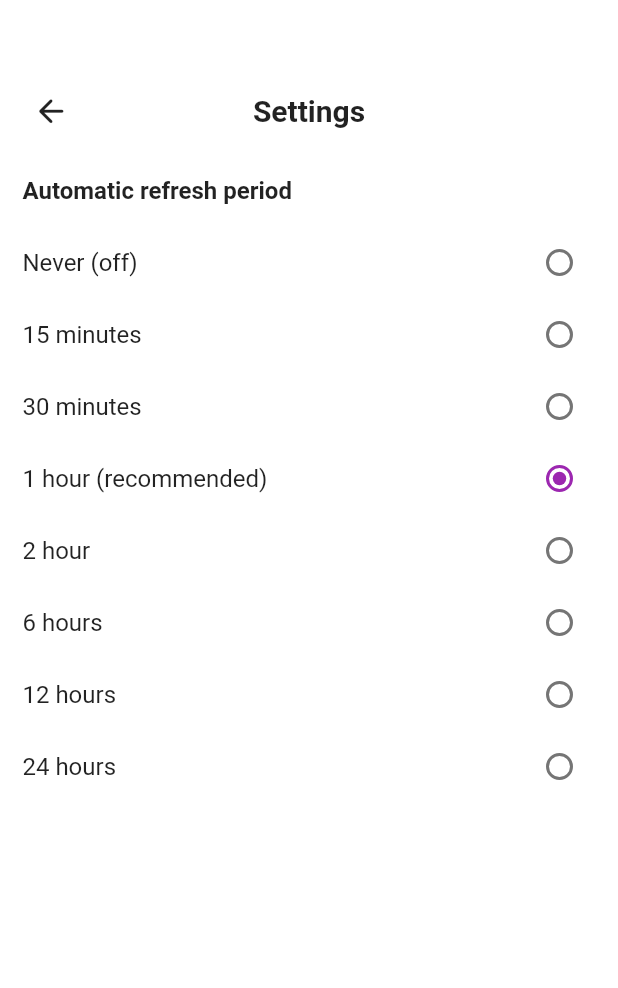
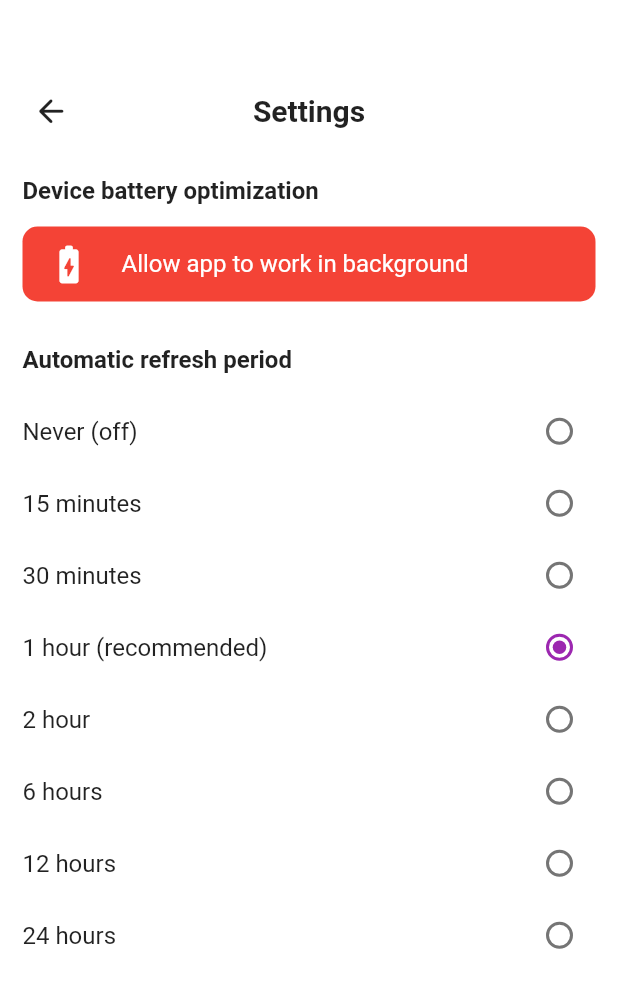
Before and after one commit to nukeolay/lurkr, a Flutter app: the SettingsScreen screen opened directly, on a phone screen of 412 x 824 dp. Shown: the top 988 px of the screen. Run offline on Flutter 3.47's test engine with Material 2 defaults, Android fonts, the phone set to English and light mode, and no system bars; our stand-ins replace easy_localization, flutter_bloc, flutter_local_notifications, image_gallery_saver, permission_handler, shared_preferences; missing offline and left inert: workmanager; accounts and stored records are empty; Roboto replaces fonts that are missing (Montserrat).

Commit message:
обавил отключение оптимизации потребления электропитания

```diff
--- a/assets/translations/en.json
+++ b/assets/translations/en.json
@@ -1,6 +1,7 @@
 {
   "date_formatter": "MM.dd.yy HH:mm",
   "title_settings": "Settings",
+  "title_battery_optimization": "Device battery optimization",
   "title_refresh_period": "Automatic refresh period",
   "hint_settings": "Settings",
   "hint_enter_account": "Enter account name",
@@ -9,6 +10,7 @@
   "button_download_avatar": "Save avatar picture",
   "button_back": "Back",
   "button_delete": "Delete",
+  "button_battery_optimization": "Allow app to work in background",
   "error_account_exists": "Account already added",
   "error_no_tries_left": "Oops! No tries left, please try again later",
   "error_account_not_found": "Account not found: {}",
@@ -30,6 +32,7 @@
   "period_6hours": "6 hours",
   "period_12hours": "12 hours",
   "period_24hours": "24 hours",
+  "msg_is": "is",
   "msg_private": "private now",
   "msg_public": "public now"
 }
--- a/assets/translations/ru.json
+++ b/assets/translations/ru.json
@@ -1,6 +1,7 @@
 {
   "date_formatter": "dd.MM.yy HH:mm",
   "title_settings": "Настройки",
+  "title_battery_optimization": "Управление оптимизацией потребления энергии",
   "title_refresh_period": "Период автоматического обновления",
   "hint_settings": "Настройки",
   "hint_enter_account": "Введите название аккаунта",
@@ -9,6 +10,7 @@
   "button_download_avatar": "Сохранить аватар в галерею",
   "button_back": "Назад",
   "button_delete": "Удалить",
+  "button_battery_optimization": "Разрешить приложению обновлять информацию в фоновом режиме",
   "error_account_exists": "Такой аккаунт уже дбавлен в список",
   "error_no_tries_left": "Ой! Исчерпан лимит запросов к серверу, попробуйте позже",
   "error_account_not_found": "Аккаунт не найден: {}",
@@ -30,6 +32,7 @@
   "period_6hours": "6 часов",
   "period_12hours": "12 часов",
   "period_24hours": "24 часа",
-  "msg_private": "теперь приватный",
-  "msg_public": "теперь открытый"
+  "msg_is": "теперь",
+  "msg_private": "приватный",
+  "msg_public": "открытый"
 }
--- a/lib/data/models/updater.dart
+++ b/lib/data/models/updater.dart
@@ -1,11 +1,14 @@
 class Updater {
   final int refreshPeriod;
   final bool isDark;
+  final bool isFirstTime;
 
-  Updater({required this.refreshPeriod, required this.isDark});
+  Updater({required this.refreshPeriod, required this.isDark, required this.isFirstTime});
 
   factory Updater.fromSharedPrefs(Map<String, dynamic> inputJson) {
-    return Updater(refreshPeriod: inputJson['refreshPeriod'] as int, isDark: inputJson['isDark'] == 'true' ? true : false);
+    return Updater(refreshPeriod: inputJson['refreshPeriod'] as int,
+        isDark: inputJson['isDark'] == 'true' ? true : false,
+        isFirstTime: inputJson['isFirstTime'] == 'true' ? true : false);
   }
 }
 
--- a/lib/domain/background/bg_updater.dart
+++ b/lib/domain/background/bg_updater.dart
@@ -14,10 +14,6 @@ class BgUpdater {
     _instance.refreshPeriod = refreshPeriod;
     return _instance;
   }
-
-  // void setRefreshPeriod(int refreshPeriod) {
-  //   this.refreshPeriod = refreshPeriod;
-  // }
 
   static Future<List<Account>> updateAccounts() async {
     Repository repository = Repository();
@@ -42,7 +38,7 @@ class BgUpdater {
           updatedAccountList[accountNumber] = updatedAccount;
         }
         await repository.saveAccountListToSharedprefs(accountList: updatedAccountList);
-        updater = Updater(refreshPeriod: updater.refreshPeriod, isDark: updater.isDark); //todo разобраться зачем это делать
+        updater = Updater(refreshPeriod: updater.refreshPeriod, isDark: updater.isDark, isFirstTime: updater.isFirstTime); //todo разобраться зачем это делать
         await repository.saveUpdater(updater: updater); //todo разобраться зачем это делать
       } on NoTriesLeftException {
         //если не осталось попыток для обновления, то прерываем цикл и не обновляем больше
--- a/lib/presentation/screens/settings_screen.dart
+++ b/lib/presentation/screens/settings_screen.dart
@@ -2,9 +2,11 @@ import 'package:Instasnitch/data/models/updater.dart';
 import 'package:Instasnitch/domain/blocs/account_list_bloc/account_list_bloc.dart';
 import 'package:Instasnitch/domain/blocs/account_list_bloc/account_list_events.dart';
 import 'package:Instasnitch/domain/blocs/account_list_bloc/account_list_states.dart';
+import 'package:Instasnitch/presentation/widgets/custom_scroll_behavoir.dart';
 import 'package:flutter/material.dart';
 import 'package:flutter_bloc/flutter_bloc.dart';
 import 'package:easy_localization/easy_localization.dart';
+import 'package:permission_handler/permission_handler.dart';
 
 class SettingsScreen extends StatelessWidget {
   const SettingsScreen({
@@ -19,6 +21,8 @@ class SettingsScreen extends StatelessWidget {
         final int _groupValue = state.updater.refreshPeriod;
         return Scaffold(
           body: Center(
+            child: ScrollConfiguration(
+              behavior: CustomScrollBehavior(),
               child: Stack(
                 children: [
                   Column(
@@ -58,11 +62,47 @@ class SettingsScreen extends StatelessWidget {
                           ],
                         ),
                       ),
-                    Container(
+                      Expanded(
+                        child: SingleChildScrollView(
+                          physics: BouncingScrollPhysics(parent: AlwaysScrollableScrollPhysics()),
+                          child: Container(
                             margin: EdgeInsets.symmetric(horizontal: 15.0),
                             child: Column(
                               crossAxisAlignment: CrossAxisAlignment.start,
                               children: [
+                                Padding(
+                                  padding: const EdgeInsets.only(top: 14.5),
+                                  child: Text('title_battery_optimization'.tr(), style: TextStyle(fontFamily: 'Montserrat', fontSize: 16.0, fontWeight: FontWeight.bold)),
+                                ),
+                                Padding(
+                                  padding: const EdgeInsets.symmetric(vertical: 14.5),
+                                  child: Container(
+                                    height: 50,
+                                    alignment: Alignment.center,
+                                    //margin: const EdgeInsets.only(top: 0.0, bottom: 5.0, left: 10.0, right: 10.0),
+                                    decoration: BoxDecoration(color: Colors.red, borderRadius: BorderRadius.circular(10.0)),
+                                    child: MaterialButton(
+                                        shape: RoundedRectangleBorder(
+                                          borderRadius: BorderRadius.circular(10),
+                                        ),
+                                        child: Container(
+                                          height: 50,
+                                          alignment: Alignment.center,
+                                          child: Center(
+                                            child: Row(
+                                              children: [
+                                                Icon(Icons.battery_charging_full_rounded, size: 30.0, color: Colors.white),
+                                                SizedBox(width: 20.0),
+                                                Text('button_battery_optimization'.tr(), style: TextStyle(color: Colors.white, fontFamily: 'Montserrat', fontSize: 16.0, fontWeight: FontWeight.w400)),
+                                              ],
+                                            ),
+                                          ),
+                                        ),
+                                        onPressed: () {
+                                          Permission.ignoreBatteryOptimizations.request();
+                                        }),
+                                  ),
+                                ),
                                 // Padding(
                                 //   padding: const EdgeInsets.symmetric(vertical: 14.5),
                                 //   child: Text('Theme', style: TextStyle(fontFamily: 'Montserrat', fontSize: 16.0, fontWeight: FontWeight.bold)),
@@ -192,9 +232,12 @@ class SettingsScreen extends StatelessWidget {
                               ],
                             ),
                           ),
+                        ),
+                      ),
                     ],
                   ),
                 ],
+              ),
             ),
           ),
         );
```
Also changed, not shown: lib/data/providers/updater_local.dart (+7 -1 lines), lib/domain/background/notification.dart (+0 -10 lines), lib/domain/blocs/account_list_bloc/account_list_bloc.dart (+18 -10 lines), lib/main.dart (+20 -35 lines), 1 other file. Lines whose indentation alone changed are shown as unchanged.
